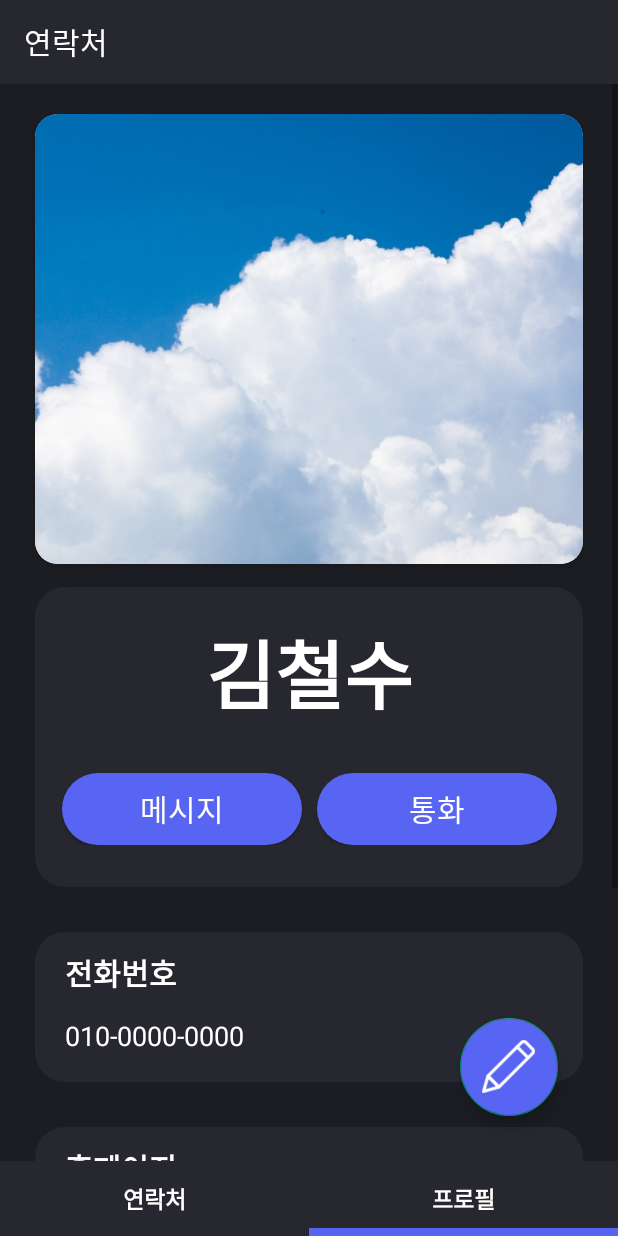
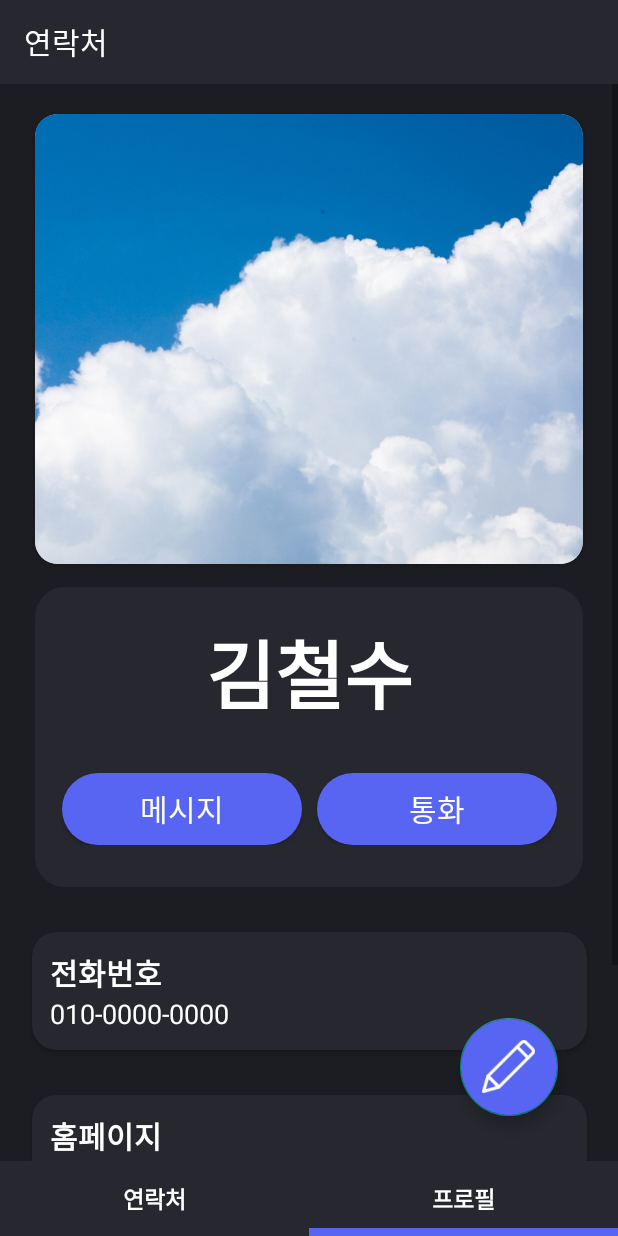
Before and after one commit to CosineAndroid/Contact, an Android app: the screen it shows after launch (MainActivity), item 2 of the bottom bar chosen, on a phone screen of 412 x 824 dp. Run offline under Robolectric (Android 15) with nearby library versions, the phone set to English and light mode, and no system bars; pictures from the network do not load.

Commit message:
layout: 마이페이지 글자수 늘어나면 레이아웃 같이 늘어나도록 수정

```diff
--- a/app/src/main/java/kr/camp/contact/MyPageFragment.kt
+++ b/app/src/main/java/kr/camp/contact/MyPageFragment.kt
@@ -39,9 +39,9 @@ class MyPageFragment : Fragment() {
                 ) {
                     with(binding) {
                         nameTextView.text = name
-                        mobileContextTextView.text = mobile
-                        homepageContextTextView.text = homepage
-                        memoContextTextView.text = memo
+                        mypagePhoneCardView.descriptionTextView.text = mobile
+                        mypagHomepageCardView.descriptionTextView.text = homepage
+                        mypageMemoCardView.descriptionTextView.text = memo
                         cardviewImageView.setImageDrawable(image)
                     }
 
--- a/app/src/main/res/layout/fragment_mypage.xml
+++ b/app/src/main/res/layout/fragment_mypage.xml
@@ -101,117 +101,37 @@
                     app:layout_constraintTop_toTopOf="parent" />
             </androidx.constraintlayout.widget.ConstraintLayout>
 
-            <ImageView
-                android:id="@+id/mobileImageView"
-                android:layout_width="365dp"
-                android:layout_height="100dp"
+            <include
+                android:id="@+id/mypagePhoneCardView"
+                android:layout_width="370dp"
+                android:layout_height="wrap_content"
+                layout="@layout/mypage_phone_card"
                 android:layout_marginTop="30dp"
-                android:src="@drawable/darkgray_corner_button"
                 app:layout_constraintEnd_toEndOf="@+id/contectNameImageView"
                 app:layout_constraintStart_toStartOf="@+id/contectNameImageView"
                 app:layout_constraintTop_toBottomOf="@+id/contectNameImageView" />
 
-            <TextView
-                android:id="@+id/mobileTitleTextView"
-                android:layout_width="wrap_content"
+            <include
+                android:id="@+id/mypagHomepageCardView"
+                android:layout_width="370dp"
                 android:layout_height="wrap_content"
-                android:layout_marginStart="20dp"
-                android:layout_marginTop="12dp"
-                android:text="@string/mypage_mobile_title"
-                android:textColor="@color/white"
-                android:textSize="20sp"
-                android:textStyle="bold"
-                app:layout_constraintStart_toStartOf="@+id/mobileImageView"
-                app:layout_constraintTop_toTopOf="@+id/mobileImageView" />
+                layout="@layout/mypage_homepage_card"
+                android:layout_marginTop="30dp"
+                app:layout_constraintEnd_toEndOf="@+id/mypagePhoneCardView"
+                app:layout_constraintStart_toStartOf="@+id/mypagePhoneCardView"
+                app:layout_constraintTop_toBottomOf="@+id/mypagePhoneCardView" />
 
-            <TextView
-                android:id="@+id/mobileContextTextView"
-                android:layout_width="330dp"
+            <include
+                android:id="@+id/mypageMemoCardView"
+                android:layout_width="370dp"
                 android:layout_height="wrap_content"
-                android:layout_marginTop="7dp"
-                android:layout_marginBottom="12dp"
-                android:text="@string/mypage_mobile_context"
-                android:textColor="@color/white"
-                android:textSize="18sp"
-                app:layout_constraintBottom_toBottomOf="@+id/mobileImageView"
-                app:layout_constraintStart_toStartOf="@+id/mobileTitleTextView"
-                app:layout_constraintTop_toBottomOf="@+id/mobileTitleTextView" />
-
-
-            <ImageView
-                android:id="@+id/homepageImageView"
-                android:layout_width="365dp"
-                android:layout_height="100dp"
-                android:layout_marginTop="30dp"
-                android:src="@drawable/darkgray_corner_button"
-                app:layout_constraintEnd_toEndOf="@+id/mobileImageView"
-                app:layout_constraintStart_toStartOf="@+id/mobileImageView"
-                app:layout_constraintTop_toBottomOf="@+id/mobileImageView" />
-
-            <TextView
-                android:id="@+id/homepageTitleTextView"
-                android:layout_width="wrap_content"
-                android:layout_height="wrap_content"
-                android:layout_marginStart="20dp"
-                android:layout_marginTop="12dp"
-                android:text="@string/mypage_homepage_title"
-                android:textColor="@color/white"
-                android:textSize="20sp"
-                android:textStyle="bold"
-                app:layout_constraintStart_toStartOf="@+id/homepageImageView"
-                app:layout_constraintTop_toTopOf="@+id/homepageImageView" />
-
-            <TextView
-                android:id="@+id/homepageContextTextView"
-                android:layout_width="330dp"
-                android:layout_height="wrap_content"
-                android:layout_marginTop="12dp"
-                android:layout_marginBottom="12dp"
-                android:text="@string/mypage_homepage_context"
-                android:textColor="@color/white"
-                android:textSize="18sp"
-                app:layout_constraintBottom_toBottomOf="@+id/homepageImageView"
-                app:layout_constraintStart_toStartOf="@+id/homepageTitleTextView"
-                app:layout_constraintTop_toBottomOf="@+id/homepageTitleTextView" />
-
-
-            <ImageView
-                android:id="@+id/memoImageView"
-                android:layout_width="365dp"
-                android:layout_height="120dp"
+                layout="@layout/mypage_memo_card"
                 android:layout_marginTop="30dp"
                 android:layout_marginBottom="16dp"
-                android:src="@drawable/darkgray_corner_button"
                 app:layout_constraintBottom_toBottomOf="parent"
-                app:layout_constraintEnd_toEndOf="@+id/homepageImageView"
-                app:layout_constraintStart_toStartOf="@+id/homepageImageView"
-                app:layout_constraintTop_toBottomOf="@+id/homepageImageView" />
-
-            <TextView
-                android:id="@+id/memoTitleTextView"
-                android:layout_width="wrap_content"
-                android:layout_height="wrap_content"
-                android:layout_marginStart="20dp"
-                android:layout_marginTop="12dp"
-                android:background="@drawable/darkgray_corner_button"
-                android:text="@string/mypage_memo_title"
-                android:textColor="@color/white"
-                android:textSize="20sp"
-                android:textStyle="bold"
-                app:layout_constraintStart_toStartOf="@+id/memoImageView"
-                app:layout_constraintTop_toTopOf="@+id/memoImageView" />
-
-            <TextView
-                android:id="@+id/memoContextTextView"
-                android:layout_width="330dp"
-                android:layout_height="wrap_content"
-                android:layout_marginBottom="12dp"
-                android:text="@string/mypage_memo_context"
-                android:textColor="@color/white"
-                android:textSize="18sp"
-                app:layout_constraintBottom_toBottomOf="@+id/memoImageView"
-                app:layout_constraintStart_toStartOf="@+id/memoTitleTextView"
-                app:layout_constraintTop_toBottomOf="@+id/memoTitleTextView" />
+                app:layout_constraintEnd_toEndOf="@+id/mypagHomepageCardView"
+                app:layout_constraintStart_toStartOf="@+id/mypagHomepageCardView"
+                app:layout_constraintTop_toBottomOf="@+id/mypagHomepageCardView" />
 
         </androidx.constraintlayout.widget.ConstraintLayout>
 
--- /dev/null
+++ b/app/src/main/res/layout/mypage_homepage_card.xml
@@ -0,0 +1,43 @@
+<?xml version="1.0" encoding="utf-8"?>
+<androidx.cardview.widget.CardView xmlns:android="http://schemas.android.com/apk/res/android"
+    xmlns:app="http://schemas.android.com/apk/res-auto"
+    android:layout_width="match_parent"
+    android:layout_height="wrap_content"
+    app:cardBackgroundColor="@color/darkgray"
+    app:cardCornerRadius="16dp">
+
+    <androidx.constraintlayout.widget.ConstraintLayout
+        android:layout_width="match_parent"
+        android:layout_height="match_parent">
+
+        <TextView
+            android:id="@+id/titleTextView"
+            android:layout_width="wrap_content"
+            android:layout_height="wrap_content"
+            android:layout_marginStart="12dp"
+            android:layout_marginTop="12dp"
+            android:text="@string/mypage_homepage_title"
+            android:textColor="@color/white"
+            android:textSize="20sp"
+            android:textStyle="bold"
+            app:layout_constraintStart_toStartOf="parent"
+            app:layout_constraintTop_toTopOf="parent" />
+
+        <TextView
+            android:id="@+id/descriptionTextView"
+            android:layout_width="match_parent"
+            android:layout_height="wrap_content"
+            android:layout_marginStart="12dp"
+            android:layout_marginEnd="12dp"
+            android:layout_marginBottom="12dp"
+            android:text="@string/mypage_homepage_context"
+            android:textColor="@color/white"
+            android:textSize="18sp"
+            app:layout_constraintBottom_toBottomOf="parent"
+            app:layout_constraintEnd_toEndOf="parent"
+            app:layout_constraintHorizontal_bias="0.0"
+            app:layout_constraintStart_toStartOf="parent"
+            app:layout_constraintTop_toBottomOf="@+id/titleTextView"
+            app:layout_constraintVertical_bias="0.0" />
+    </androidx.constraintlayout.widget.ConstraintLayout>
+</androidx.cardview.widget.CardView>
--- /dev/null
+++ b/app/src/main/res/layout/mypage_memo_card.xml
@@ -0,0 +1,43 @@
+<?xml version="1.0" encoding="utf-8"?>
+<androidx.cardview.widget.CardView xmlns:android="http://schemas.android.com/apk/res/android"
+    xmlns:app="http://schemas.android.com/apk/res-auto"
+    android:layout_width="match_parent"
+    android:layout_height="wrap_content"
+    app:cardBackgroundColor="@color/darkgray"
+    app:cardCornerRadius="16dp">
+
+    <androidx.constraintlayout.widget.ConstraintLayout
+        android:layout_width="match_parent"
+        android:layout_height="match_parent">
+
+        <TextView
+            android:id="@+id/titleTextView"
+            android:layout_width="wrap_content"
+            android:layout_height="wrap_content"
+            android:layout_marginStart="12dp"
+            android:layout_marginTop="12dp"
+            android:text="@string/mypage_memo_title"
+            android:textColor="@color/white"
+            android:textSize="20sp"
+            android:textStyle="bold"
+            app:layout_constraintStart_toStartOf="parent"
+            app:layout_constraintTop_toTopOf="parent" />
+
+        <TextView
+            android:id="@+id/descriptionTextView"
+            android:layout_width="match_parent"
+            android:layout_height="wrap_content"
+            android:layout_marginStart="12dp"
+            android:layout_marginEnd="12dp"
+            android:layout_marginBottom="12dp"
+            android:text="@string/mypage_memo_context"
+            android:textColor="@color/white"
+            android:textSize="18sp"
+            app:layout_constraintBottom_toBottomOf="parent"
+            app:layout_constraintEnd_toEndOf="parent"
+            app:layout_constraintHorizontal_bias="0.0"
+            app:layout_constraintStart_toStartOf="parent"
+            app:layout_constraintTop_toBottomOf="@+id/titleTextView"
+            app:layout_constraintVertical_bias="0.0" />
+    </androidx.constraintlayout.widget.ConstraintLayout>
+</androidx.cardview.widget.CardView>
--- /dev/null
+++ b/app/src/main/res/layout/mypage_phone_card.xml
@@ -0,0 +1,43 @@
+<?xml version="1.0" encoding="utf-8"?>
+<androidx.cardview.widget.CardView xmlns:android="http://schemas.android.com/apk/res/android"
+    xmlns:app="http://schemas.android.com/apk/res-auto"
+    android:layout_width="match_parent"
+    android:layout_height="wrap_content"
+    app:cardBackgroundColor="@color/darkgray"
+    app:cardCornerRadius="16dp">
+
+    <androidx.constraintlayout.widget.ConstraintLayout
+        android:layout_width="match_parent"
+        android:layout_height="match_parent">
+
+        <TextView
+            android:id="@+id/titleTextView"
+            android:layout_width="wrap_content"
+            android:layout_height="wrap_content"
+            android:layout_marginStart="12dp"
+            android:layout_marginTop="12dp"
+            android:text="@string/mypage_mobile_title"
+            android:textColor="@color/white"
+            android:textSize="20sp"
+            android:textStyle="bold"
+            app:layout_constraintStart_toStartOf="parent"
+            app:layout_constraintTop_toTopOf="parent" />
+
+        <TextView
+            android:id="@+id/descriptionTextView"
+            android:layout_width="match_parent"
+            android:layout_height="wrap_content"
+            android:layout_marginStart="12dp"
+            android:layout_marginEnd="12dp"
+            android:layout_marginBottom="12dp"
+            android:text="@string/mypage_mobile_context"
+            android:textColor="@color/white"
+            android:textSize="18sp"
+            app:layout_constraintBottom_toBottomOf="parent"
+            app:layout_constraintEnd_toEndOf="parent"
+            app:layout_constraintHorizontal_bias="0.0"
+            app:layout_constraintStart_toStartOf="parent"
+            app:layout_constraintTop_toBottomOf="@+id/titleTextView"
+            app:layout_constraintVertical_bias="0.0" />
+    </androidx.constraintlayout.widget.ConstraintLayout>
+</androidx.cardview.widget.CardView>
```
